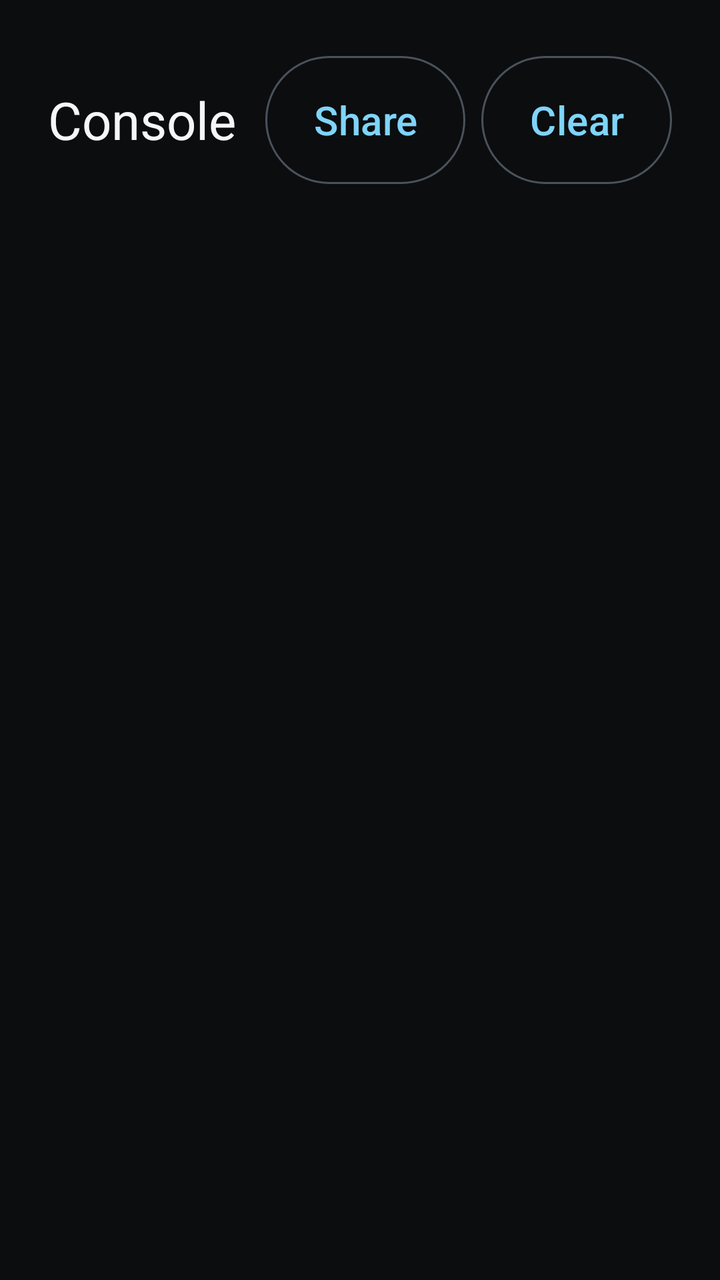
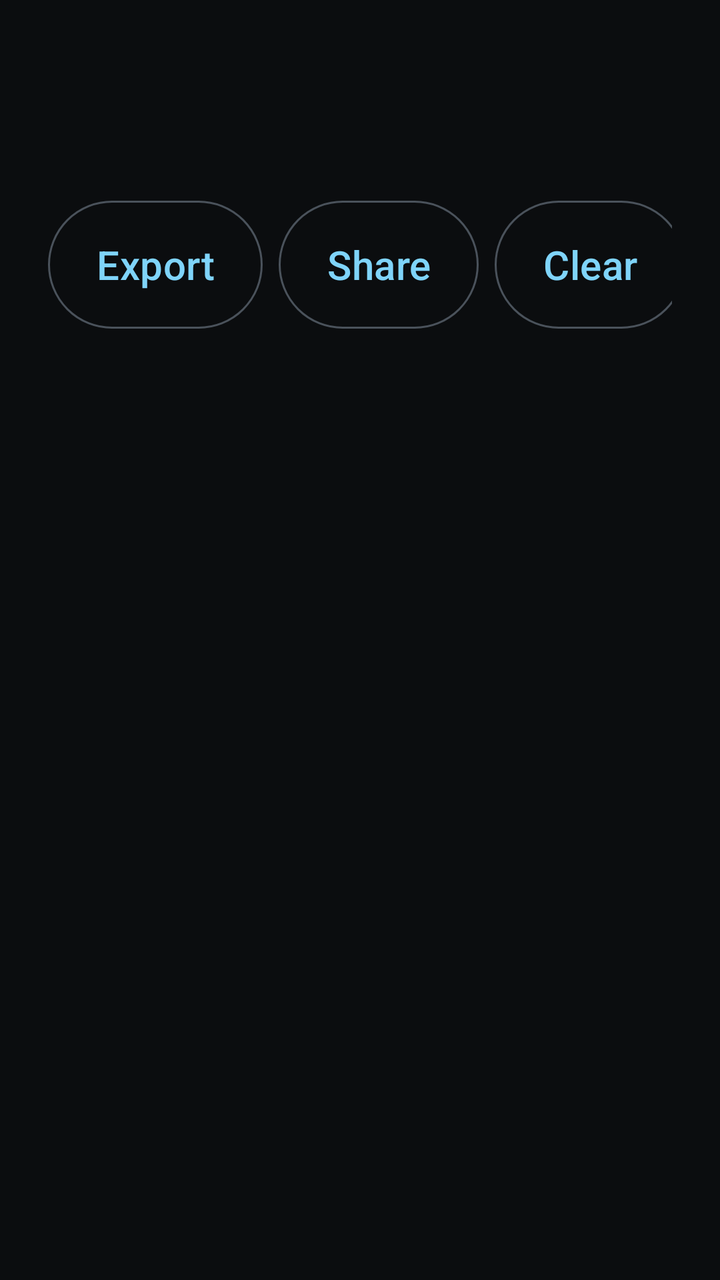

The first picture is an Android layout as it rendered before a commit; the second is the same layout after the commit. The layout source and the unified diff follow.
<!-- AndroidManifest.xml: application theme Theme.MG4Tasker -->
<!-- res/layout/fragment_console.xml -->
<?xml version="1.0" encoding="utf-8"?>
<LinearLayout xmlns:android="http://schemas.android.com/apk/res/android"
    xmlns:app="http://schemas.android.com/apk/res-auto"
    android:layout_width="match_parent"
    android:layout_height="match_parent"
    android:orientation="vertical"
    android:padding="@dimen/spacing_lg">

    <LinearLayout
        android:layout_width="match_parent"
        android:layout_height="wrap_content"
        android:orientation="horizontal"
        android:gravity="center_vertical">

        <TextView
            android:layout_width="0dp"
            android:layout_weight="1"
            android:layout_height="wrap_content"
            android:text="@string/tab_console"
            android:textAppearance="@style/Text.MG4.Title" />

        <com.google.android.material.button.MaterialButton
            android:id="@+id/shareButton"
            style="@style/Widget.MG4.Button.Outlined"
            android:layout_width="wrap_content"
            android:layout_height="wrap_content"
            android:text="@string/console_share" />

        <com.google.android.material.button.MaterialButton
            android:id="@+id/clearButton"
            style="@style/Widget.MG4.Button.Outlined"
            android:layout_width="wrap_content"
            android:layout_height="wrap_content"
            android:layout_marginStart="@dimen/spacing_sm"
            android:text="@string/console_clear" />
    </LinearLayout>

    
    <com.google.android.material.card.MaterialCardView
        android:id="@+id/crashBanner"
        android:layout_width="match_parent"
        android:layout_height="wrap_content"
        android:layout_marginTop="@dimen/spacing_md"
        app:cardBackgroundColor="@color/mg4_surface_raised"
        app:cardCornerRadius="12dp"
        android:visibility="gone">

        <LinearLayout
            android:layout_width="match_parent"
            android:layout_height="wrap_content"
            android:orientation="horizontal"
            android:gravity="center_vertical"
            android:padding="@dimen/spacing_md">

            <TextView
                android:layout_width="0dp"
                android:layout_weight="1"
                android:layout_height="wrap_content"
                android:text="@string/console_crash_title"
                android:textAppearance="@style/Text.MG4.Body"
                android:textColor="@color/mg4_error" />

            <com.google.android.material.button.MaterialButton
                android:id="@+id/crashShowButton"
                style="@style/Widget.MG4.Button"
                android:layout_width="wrap_content"
                android:layout_height="wrap_content"
                android:text="@string/console_crash_show" />

            <com.google.android.material.button.MaterialButton
                android:id="@+id/crashDismissButton"
                style="@style/Widget.MG4.Button.Outlined"
                android:layout_width="wrap_content"
                android:layout_height="wrap_content"
                android:layout_marginStart="@dimen/spacing_sm"
                android:text="@string/console_crash_dismiss" />
        </LinearLayout>
    </com.google.android.material.card.MaterialCardView>

    <ScrollView
        android:id="@+id/consoleScroll"
        android:layout_width="match_parent"
        android:layout_height="0dp"
        android:layout_weight="1"
        android:layout_marginTop="@dimen/spacing_md">

        
        <TextView
            android:id="@+id/consoleText"
            android:layout_width="match_parent"
            android:layout_height="wrap_content"
            android:fontFamily="monospace"
            android:textSize="@dimen/text_secondary"
            android:textIsSelectable="true" />
    </ScrollView>
</LinearLayout>
<!-- resources referenced by this layout -->
<resources>
  <color name="mg4_error">#FFFF9A9A</color>
  <color name="mg4_surface_raised">#FF272C33</color>
  <dimen name="spacing_lg">24dp</dimen>
  <dimen name="spacing_md">16dp</dimen>
  <dimen name="spacing_sm">8dp</dimen>
  <dimen name="text_secondary">17sp</dimen>
  <string name="console_clear">Clear</string>
  <string name="console_crash_dismiss">Dismiss</string>
  <string name="console_crash_show">Show report</string>
  <string name="console_crash_title">Previous crash detected</string>
  <string name="console_share">Share</string>
  <string name="tab_console">Console</string>
  <style name="Text.MG4.Body" parent="TextAppearance.Material3.BodyLarge">
          <item name="android:textSize">@dimen/text_body</item>
      </style>
  <style name="Text.MG4.Title" parent="TextAppearance.Material3.TitleLarge">
          <item name="android:textSize">@dimen/text_title</item>
      </style>
  <style name="Widget.MG4.Button" parent="Widget.Material3.Button">
          <item name="android:minHeight">@dimen/touch_target</item>
          <item name="android:textSize">@dimen/text_body</item>
          <item name="android:paddingStart">@dimen/spacing_lg</item>
          <item name="android:paddingEnd">@dimen/spacing_lg</item>
      </style>
  <style name="Widget.MG4.Button.Outlined" parent="Widget.Material3.Button.OutlinedButton">
          <item name="android:minHeight">@dimen/touch_target</item>
          <item name="android:textSize">@dimen/text_body</item>
      </style>
  <style name="Theme.MG4Tasker" parent="Theme.Material3.Dark.NoActionBar">
          <item name="colorPrimary">@color/mg4_accent</item>
          <item name="colorOnPrimary">@color/mg4_on_accent</item>
          <item name="colorSurface">@color/mg4_surface</item>
          <item name="colorSurfaceContainer">@color/mg4_surface_raised</item>
          <item name="android:colorBackground">@color/mg4_background</item>
          <item name="colorError">@color/mg4_error</item>
          <item name="android:statusBarColor">@color/mg4_background</item>
          
          <item name="colorOnSurface">@color/mg4_text</item>
          <item name="colorOnSurfaceVariant">@color/mg4_text_secondary</item>
          <item name="colorOnBackground">@color/mg4_text</item>
          <item name="colorOutline">@color/mg4_outline</item>
          <item name="android:textColorPrimary">@color/mg4_text</item>
          <item name="android:textColorSecondary">@color/mg4_text_secondary</item>
          
          <item name="materialAlertDialogTheme">@style/ThemeOverlay.MG4.Dialog</item>
      </style>
  <dimen name="text_body">20sp</dimen>
  <dimen name="text_title">26sp</dimen>
  <dimen name="touch_target">72dp</dimen>
  <color name="mg4_accent">#FF7FD4FA</color>
  <color name="mg4_on_accent">#FF04121A</color>
  <color name="mg4_surface">#FF15181C</color>
  <color name="mg4_background">#FF0B0D0F</color>
  <color name="mg4_text">#FFF4F7FA</color>
  <color name="mg4_text_secondary">#FFC6CFD8</color>
  <color name="mg4_outline">#FF4A525B</color>
  <style name="ThemeOverlay.MG4.Dialog" parent="ThemeOverlay.Material3.MaterialAlertDialog">
          <item name="colorSurface">@color/mg4_surface_raised</item>
          <item name="colorOnSurface">@color/mg4_text</item>
          <item name="colorOnSurfaceVariant">@color/mg4_text_secondary</item>
          <item name="android:textColorPrimary">@color/mg4_text</item>
          <item name="buttonBarPositiveButtonStyle">@style/Widget.MG4.DialogButton</item>
          <item name="buttonBarNegativeButtonStyle">@style/Widget.MG4.DialogButton</item>
      </style>
  <style name="Widget.MG4.DialogButton" parent="Widget.Material3.Button.TextButton.Dialog">
          <item name="android:minHeight">@dimen/touch_target</item>
          <item name="android:minWidth">140dp</item>
          <item name="android:textSize">@dimen/text_body</item>
      </style>
</resources>

<!-- the commit's change to res/layout/fragment_console.xml (unified diff, before → after) -->
@@ -19,11 +19,20 @@
             android:text="@string/tab_console"
             android:textAppearance="@style/Text.MG4.Title" />
 
+        
+        <com.google.android.material.button.MaterialButton
+            android:id="@+id/exportButton"
+            style="@style/Widget.MG4.Button.Outlined"
+            android:layout_width="wrap_content"
+            android:layout_height="wrap_content"
+            android:text="@string/diag_export" />
+
         <com.google.android.material.button.MaterialButton
             android:id="@+id/shareButton"
             style="@style/Widget.MG4.Button.Outlined"
             android:layout_width="wrap_content"
             android:layout_height="wrap_content"
+            android:layout_marginStart="@dimen/spacing_sm"
             android:text="@string/console_share" />
 
         <com.google.android.material.button.MaterialButton
<!-- resource entries referenced after the edit -->
@@ -11,6 +11,7 @@
   <string name="console_crash_show">Show report</string>
   <string name="console_crash_title">Previous crash detected</string>
   <string name="console_share">Share</string>
+  <string name="diag_export">Export</string>
   <string name="tab_console">Console</string>
   <style name="Text.MG4.Body" parent="TextAppearance.Material3.BodyLarge">
           <item name="android:textSize">@dimen/text_body</item>
